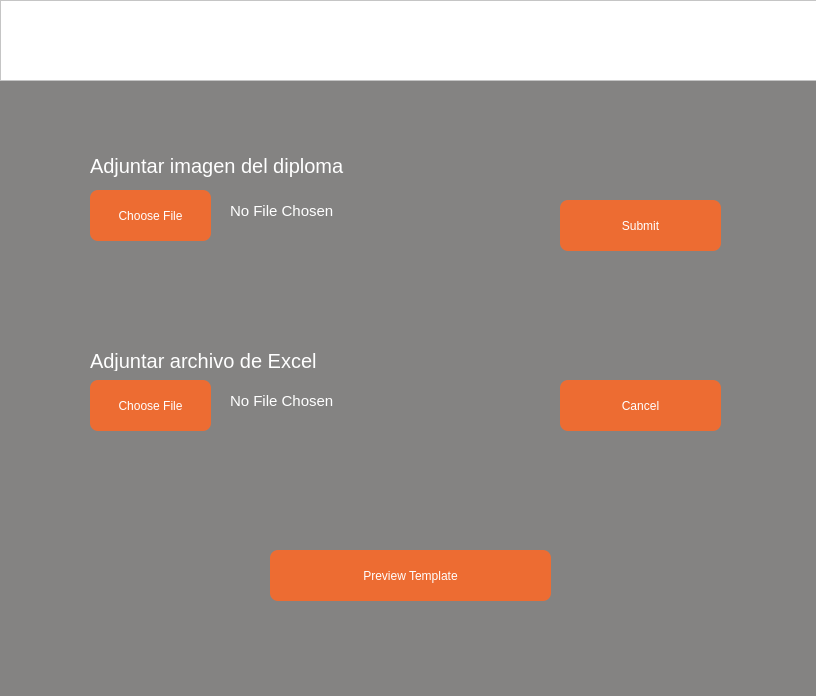
Old version of the form WidgetCargaDeArchivo.ui in the repository RicarlOz/DiplomaGenerator.
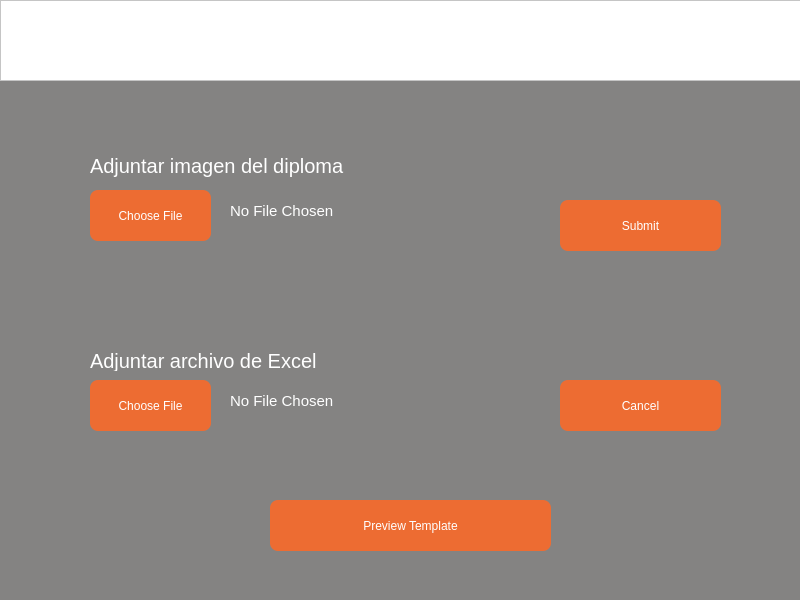
New version of the form. Icons and pictures are not drawn.

Commit message: Fixed Size Init

Patch:
```diff
--- a/WidgetCargaDeArchivo.ui
+++ b/WidgetCargaDeArchivo.ui
@@ -6,8 +6,8 @@
    <rect>
     <x>0</x>
     <y>0</y>
-    <width>816</width>
-    <height>696</height>
+    <width>800</width>
+    <height>600</height>
    </rect>
   </property>
   <property name="palette">
@@ -148,6 +148,15 @@
        </color>
       </brush>
      </colorrole>
+     <colorrole role="PlaceholderText">
+      <brush brushstyle="NoBrush">
+       <color alpha="128">
+        <red>255</red>
+        <green>255</green>
+        <blue>255</blue>
+       </color>
+      </brush>
+     </colorrole>
     </active>
     <inactive>
      <colorrole role="WindowText">
@@ -285,6 +294,15 @@
        </color>
       </brush>
      </colorrole>
+     <colorrole role="PlaceholderText">
+      <brush brushstyle="NoBrush">
+       <color alpha="128">
+        <red>255</red>
+        <green>255</green>
+        <blue>255</blue>
+       </color>
+      </brush>
+     </colorrole>
     </inactive>
     <disabled>
      <colorrole role="WindowText">
@@ -422,6 +440,15 @@
        </color>
       </brush>
      </colorrole>
+     <colorrole role="PlaceholderText">
+      <brush brushstyle="NoBrush">
+       <color alpha="128">
+        <red>255</red>
+        <green>255</green>
+        <blue>255</blue>
+       </color>
+      </brush>
+     </colorrole>
     </disabled>
    </palette>
   </property>
@@ -780,7 +807,7 @@
    <property name="geometry">
     <rect>
      <x>270</x>
-     <y>550</y>
+     <y>500</y>
      <width>281</width>
      <height>51</height>
     </rect>
```
Left out of the diff: 27 changed lines with no effect on the pictures. The commit also changes 1 other file.
